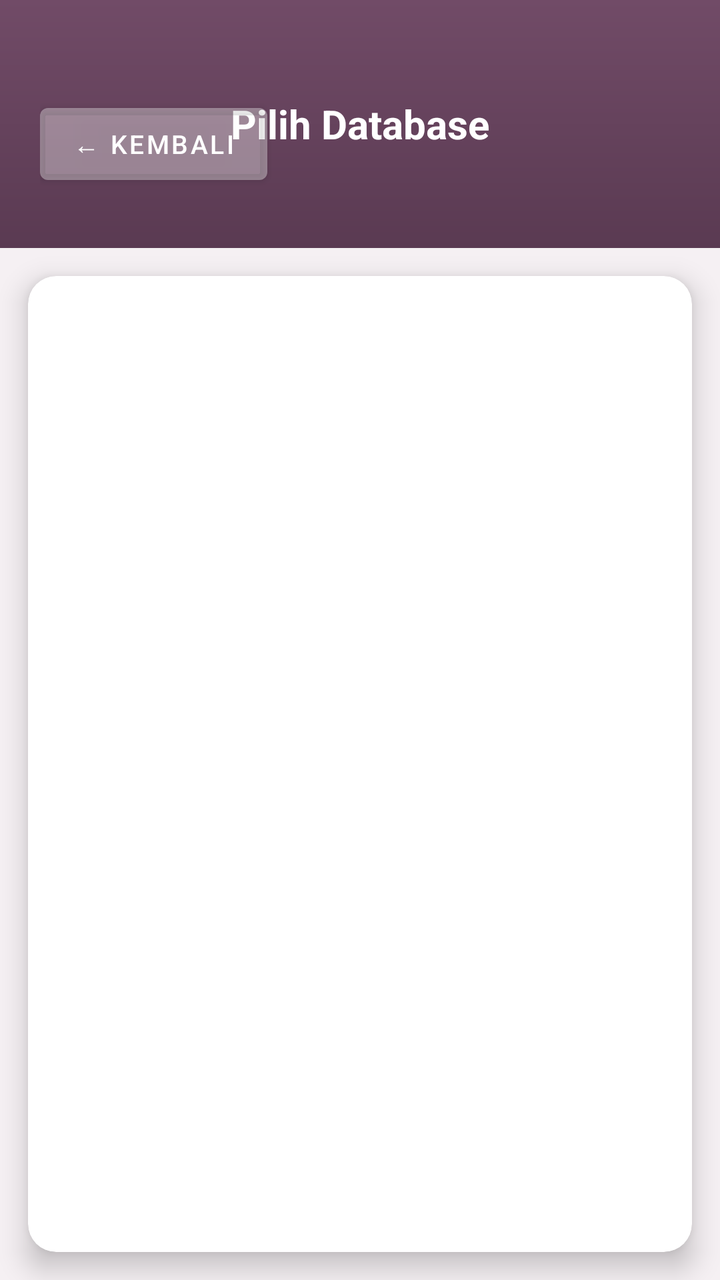
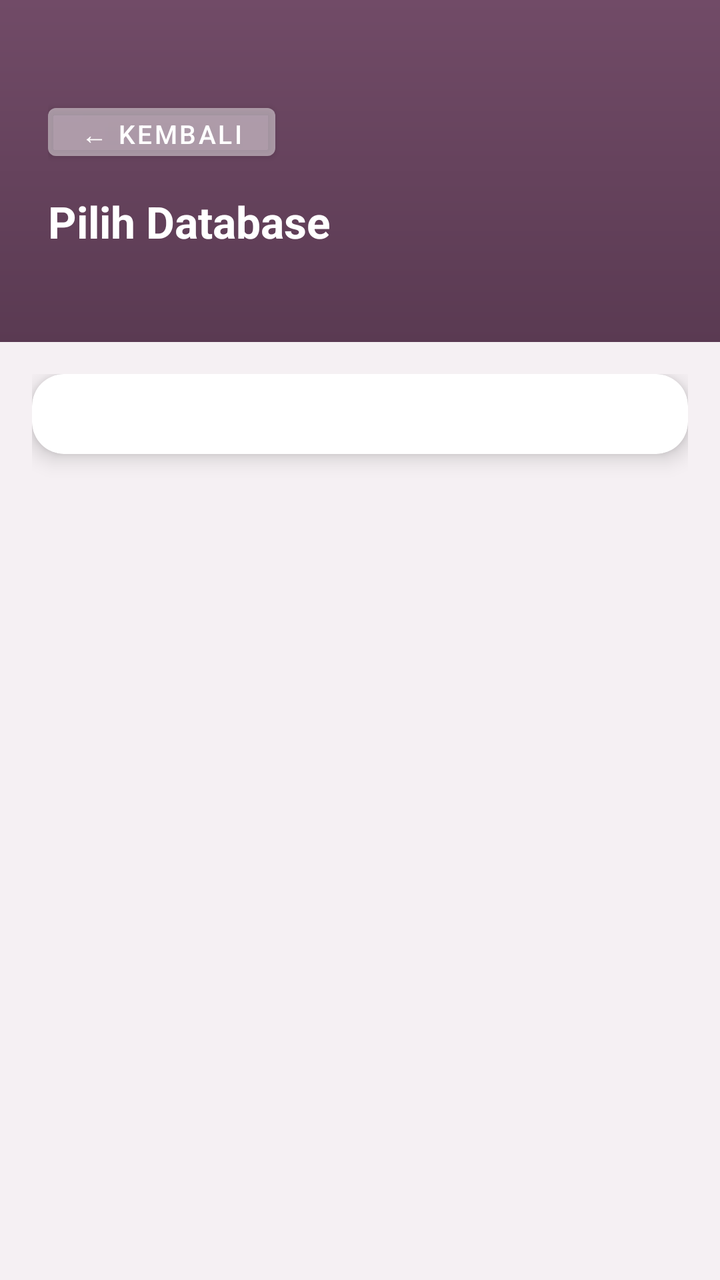

Two renders of the same Android screen: before a commit and after it. Below are the layout's source before the change and the commit's diff.
<!-- AndroidManifest.xml: application theme Theme.WUOdoo -->
<!-- res/layout/activity_database.xml -->
<?xml version="1.0" encoding="utf-8"?>
<LinearLayout xmlns:android="http://schemas.android.com/apk/res/android"
    xmlns:app="http://schemas.android.com/apk/res-auto"
    android:layout_width="match_parent"
    android:layout_height="match_parent"
    android:orientation="vertical"
    android:background="@color/bg">

    
    <FrameLayout
        android:layout_width="match_parent"
        android:layout_height="wrap_content"
        android:background="@drawable/bg_header_gradient"
        android:paddingTop="48dp"
        android:paddingBottom="28dp"
        android:paddingHorizontal="20dp">

        <Button
            android:id="@+id/btnBackToConnect"
            android:layout_width="wrap_content"
            android:layout_height="wrap_content"
            android:text="← Kembali"
            android:textColor="@color/white"
            android:backgroundTint="@color/white_20"
            android:layout_gravity="start|center_vertical"
            android:textSize="13sp" />

        <LinearLayout
            android:layout_width="match_parent"
            android:layout_height="wrap_content"
            android:orientation="vertical"
            android:gravity="center"
            android:layout_gravity="center">

            <TextView
                android:layout_width="wrap_content"
                android:layout_height="wrap_content"
                android:text="Pilih Database"
                android:textColor="@color/white"
                android:textSize="20sp"
                android:textStyle="bold" />

            <TextView
                android:id="@+id/dbServerLabel"
                android:layout_width="wrap_content"
                android:layout_height="wrap_content"
                android:textColor="@color/accent"
                android:textSize="12sp"
                android:layout_marginTop="4dp" />
        </LinearLayout>
    </FrameLayout>

    
    <androidx.cardview.widget.CardView
        android:layout_width="match_parent"
        android:layout_height="match_parent"
        android:layout_margin="14dp"
        android:layout_marginTop="-18dp"
        app:cardCornerRadius="14dp"
        app:cardElevation="8dp"
        app:cardBackgroundColor="@color/white">

        <ScrollView
            android:layout_width="match_parent"
            android:layout_height="match_parent">

            <LinearLayout
                android:layout_width="match_parent"
                android:layout_height="wrap_content"
                android:orientation="vertical"
                android:padding="18dp">

                
                <TextView
                    android:id="@+id/dbError"
                    android:layout_width="match_parent"
                    android:layout_height="wrap_content"
                    android:background="@drawable/bg_error"
                    android:padding="12dp"
                    android:textColor="@color/danger"
                    android:textSize="13sp"
                    android:visibility="gone"
                    android:layout_marginBottom="14dp" />

                
                <LinearLayout
                    android:id="@+id/dbList"
                    android:layout_width="match_parent"
                    android:layout_height="wrap_content"
                    android:orientation="vertical"
                    android:visibility="gone">

                    <androidx.recyclerview.widget.RecyclerView
                        android:id="@+id/rvDatabases"
                        android:layout_width="match_parent"
                        android:layout_height="wrap_content"
                        android:nestedScrollingEnabled="false" />

                    <TextView
                        android:id="@+id/btnManualInput"
                        android:layout_width="match_parent"
                        android:layout_height="wrap_content"
                        android:text="Masukkan nama database secara manual"
                        android:textColor="@color/primary"
                        android:textSize="13sp"
                        android:gravity="center"
                        android:padding="12dp"
                        android:layout_marginTop="8dp" />
                </LinearLayout>

                
                <LinearLayout
                    android:id="@+id/dbManual"
                    android:layout_width="match_parent"
                    android:layout_height="wrap_content"
                    android:orientation="vertical"
                    android:visibility="gone">

                    <TextView
                        android:id="@+id/dbManualInfo"
                        android:layout_width="match_parent"
                        android:layout_height="wrap_content"
                        android:textColor="@color/text_muted"
                        android:textSize="13sp"
                        android:gravity="center"
                        android:layout_marginBottom="12dp" />

                    <TextView
                        android:layout_width="wrap_content"
                        android:layout_height="wrap_content"
                        android:text="NAMA DATABASE"
                        android:textColor="@color/text_muted"
                        android:textSize="11sp"
                        android:textStyle="bold"
                        android:letterSpacing="0.06"
                        android:layout_marginBottom="7dp" />

                    <com.google.android.material.textfield.TextInputLayout
                        android:layout_width="match_parent"
                        android:layout_height="wrap_content"
                        style="@style/Widget.MaterialComponents.TextInputLayout.OutlinedBox">

                        <com.google.android.material.textfield.TextInputEditText
                            android:id="@+id/inputDbname"
                            android:layout_width="match_parent"
                            android:layout_height="wrap_content"
                            android:hint="Masukkan nama database"
                            android:inputType="text"
                            android:imeOptions="actionDone"
                            android:singleLine="true" />
                    </com.google.android.material.textfield.TextInputLayout>

                    <Button
                        android:id="@+id/btnDbManualConnect"
                        android:layout_width="match_parent"
                        android:layout_height="52dp"
                        android:backgroundTint="@color/primary"
                        android:text="Buka Odoo"
                        android:textColor="@color/white"
                        android:textSize="16sp"
                        android:textStyle="bold"
                        android:layout_marginTop="12dp" />
                </LinearLayout>

            </LinearLayout>
        </ScrollView>
    </androidx.cardview.widget.CardView>
</LinearLayout>
<!-- resources referenced by this layout -->
<resources>
  <color name="accent">#e8d5e0</color>
  <color name="bg">#f5f0f3</color>
  <color name="danger">#d32f2f</color>
  <color name="primary">#714B67</color>
  <color name="text_muted">#8a6a7e</color>
  <color name="white">#FFFFFF</color>
  <color name="white_20">#33FFFFFF</color>
  <!-- drawable bg_error (drawable) -->
  <?xml version="1.0" encoding="utf-8"?>
  <shape xmlns:android="http://schemas.android.com/apk/res/android">
      <solid android:color="#fdecea" />
      <stroke android:width="1dp" android:color="#f5c6cb" />
      <corners android:radius="10dp" />
  </shape>
  <!-- drawable bg_header_gradient (drawable) -->
  <?xml version="1.0" encoding="utf-8"?>
  <shape xmlns:android="http://schemas.android.com/apk/res/android">
      <gradient
          android:startColor="#714B67"
          android:endColor="#5a3a52"
          android:angle="160" />
  </shape>
  <style name="Theme.WUOdoo" parent="Theme.MaterialComponents.DayNight.NoActionBar">
          <item name="colorPrimary">@color/primary</item>
          <item name="colorPrimaryVariant">@color/primary_dark</item>
          <item name="colorOnPrimary">@color/white</item>
          <item name="colorSecondary">@color/accent</item>
          <item name="android:statusBarColor">@color/primary</item>
          <item name="android:navigationBarColor">@color/primary</item>
          <item name="android:windowBackground">@color/bg</item>
      </style>
  <color name="primary_dark">#5a3a52</color>
</resources>

<!-- the commit's change to res/layout/activity_database.xml (unified diff, before → after) -->
@@ -7,162 +7,170 @@
     android:background="@color/bg">
 
     
-    <FrameLayout
+    <LinearLayout
         android:layout_width="match_parent"
         android:layout_height="wrap_content"
         android:background="@drawable/bg_header_gradient"
+        android:orientation="vertical"
         android:paddingTop="48dp"
-        android:paddingBottom="28dp"
-        android:paddingHorizontal="20dp">
+        android:paddingBottom="24dp"
+        android:paddingLeft="24dp"
+        android:paddingRight="24dp">
 
+        
         <Button
             android:id="@+id/btnBackToConnect"
             android:layout_width="wrap_content"
+            android:layout_height="36dp"
+            android:text="← Kembali"
+            android:textColor="#FFFFFF"
+            android:textSize="13sp"
+            android:backgroundTint="#44FFFFFF"
+            android:layout_marginBottom="12dp"
+            style="@style/Widget.MaterialComponents.Button" />
+
+        
+        <TextView
+            android:layout_width="wrap_content"
             android:layout_height="wrap_content"
-            android:text="← Kembali"
-            android:textColor="@color/white"
-            android:backgroundTint="@color/white_20"
-            android:layout_gravity="start|center_vertical"
-            android:textSize="13sp" />
+            android:text="Pilih Database"
+            android:textColor="#FFFFFF"
+            android:textSize="22sp"
+            android:textStyle="bold" />
+
+        <TextView
+            android:id="@+id/dbServerLabel"
+            android:layout_width="wrap_content"
+            android:layout_height="wrap_content"
+            android:textColor="#e8d5e0"
+            android:textSize="13sp"
+            android:layout_marginTop="4dp" />
+    </LinearLayout>
+
+    
+    <ScrollView
+        android:layout_width="match_parent"
+        android:layout_height="0dp"
+        android:layout_weight="1"
+        android:fillViewport="true">
 
         <LinearLayout
             android:layout_width="match_parent"
             android:layout_height="wrap_content"
             android:orientation="vertical"
-            android:gravity="center"
-            android:layout_gravity="center">
+            android:padding="16dp">
 
-            <TextView
-                android:layout_width="wrap_content"
-                android:layout_height="wrap_content"
-                android:text="Pilih Database"
-                android:textColor="@color/white"
-                android:textSize="20sp"
-                android:textStyle="bold" />
-
-            <TextView
-                android:id="@+id/dbServerLabel"
-                android:layout_width="wrap_content"
-                android:layout_height="wrap_content"
-                android:textColor="@color/accent"
-                android:textSize="12sp"
-                android:layout_marginTop="4dp" />
-        </LinearLayout>
-    </FrameLayout>
-
-    
-    <androidx.cardview.widget.CardView
-        android:layout_width="match_parent"
-        android:layout_height="match_parent"
-        android:layout_margin="14dp"
-        android:layout_marginTop="-18dp"
-        app:cardCornerRadius="14dp"
-        app:cardElevation="8dp"
-        app:cardBackgroundColor="@color/white">
-
-        <ScrollView
-            android:layout_width="match_parent"
-            android:layout_height="match_parent">
-
-            <LinearLayout
+            <androidx.cardview.widget.CardView
                 android:layout_width="match_parent"
                 android:layout_height="wrap_content"
-                android:orientation="vertical"
-                android:padding="18dp">
+                app:cardCornerRadius="16dp"
+                app:cardElevation="6dp"
+                app:cardBackgroundColor="#FFFFFF">
 
-                
-                <TextView
-                    android:id="@+id/dbError"
-                    android:layout_width="match_parent"
-                    android:layout_height="wrap_content"
-                    android:background="@drawable/bg_error"
-                    android:padding="12dp"
-                    android:textColor="@color/danger"
-                    android:textSize="13sp"
-                    android:visibility="gone"
-                    android:layout_marginBottom="14dp" />
-
-                
                 <LinearLayout
-                    android:id="@+id/dbList"
                     android:layout_width="match_parent"
                     android:layout_height="wrap_content"
                     android:orientation="vertical"
-                    android:visibility="gone">
+                    android:padding="20dp">
 
-                    <androidx.recyclerview.widget.RecyclerView
-                        android:id="@+id/rvDatabases"
+                    
+                    <TextView
+                        android:id="@+id/dbError"
                         android:layout_width="match_parent"
                         android:layout_height="wrap_content"
-                        android:nestedScrollingEnabled="false" />
+                        android:background="@drawable/bg_error"
+                        android:padding="12dp"
+                        android:textColor="#d32f2f"
+                        android:textSize="13sp"
+                        android:visibility="gone"
+                        android:layout_marginBottom="12dp" />
 
-                    <TextView
-                        android:id="@+id/btnManualInput"
+                    
+                    <LinearLayout
+                        android:id="@+id/dbList"
                         android:layout_width="match_parent"
                         android:layout_height="wrap_content"
-                        android:text="Masukkan nama database secara manual"
-                        android:textColor="@color/primary"
-                        android:textSize="13sp"
-                        android:gravity="center"
-                        android:padding="12dp"
-                        android:layout_marginTop="8dp" />
-                </LinearLayout>
+                        android:orientation="vertical"
+                        android:visibility="gone">
 
-                
-                <LinearLayout
-                    android:id="@+id/dbManual"
-                    android:layout_width="match_parent"
-                    android:layout_height="wrap_content"
-                    android:orientation="vertical"
-                    android:visibility="gone">
+                        <androidx.recyclerview.widget.RecyclerView
+                            android:id="@+id/rvDatabases"
+                            android:layout_width="match_parent"
+                            android:layout_height="wrap_content"
+                            android:nestedScrollingEnabled="false" />
 
-                    <TextView
-                        android:id="@+id/dbManualInfo"
+                        <TextView
+                            android:id="@+id/btnManualInput"
+                            android:layout_width="match_parent"
+                            android:layout_height="wrap_content"
+                            android:text="Masukkan nama database secara manual"
+                            android:textColor="@color/primary"
+                            android:textSize="13sp"
+                            android:gravity="center"
+                            android:padding="14dp" />
+                    </LinearLayout>
+
+                    
+                    <LinearLayout
+                        android:id="@+id/dbManual"
                         android:layout_width="match_parent"
                         android:layout_height="wrap_content"
-                        android:textColor="@color/text_muted"
-                        android:textSize="13sp"
-                        android:gravity="center"
-                        android:layout_marginBottom="12dp" />
+                        android:orientation="vertical"
+                        android:visibility="gone">
 
-                    <TextView
-                        android:layout_width="wrap_content"
-                        android:layout_height="wrap_content"
-                        android:text="NAMA DATABASE"
-                        android:textColor="@color/text_muted"
-                        android:textSize="11sp"
-                        android:textStyle="bold"
-                        android:letterSpacing="0.06"
-                        android:layout_marginBottom="7dp" />
-
-                    <com.google.android.material.textfield.TextInputLayout
-                        android:layout_width="match_parent"
-                        android:layout_height="wrap_content"
-                        style="@style/Widget.MaterialComponents.TextInputLayout.OutlinedBox">
-
-                        <com.google.android.material.textfield.TextInputEditText
-                            android:id="@+id/inputDbname"
+                        <TextView
+                            android:id="@+id/dbManualInfo"
                             android:layout_width="match_parent"
                             android:layout_height="wrap_content"
-                            android:hint="Masukkan nama database"
-                            android:inputType="text"
-                            android:imeOptions="actionDone"
-                            android:singleLine="true" />
-                    </com.google.android.material.textfield.TextInputLayout>
+                            android:textColor="#8a6a7e"
+                            android:textSize="13sp"
+                            android:gravity="center"
+                            android:layout_marginBottom="16dp" />
 
-                    <Button
-                        android:id="@+id/btnDbManualConnect"
-                        android:layout_width="match_parent"
-                        android:layout_height="52dp"
-                        android:backgroundTint="@color/primary"
-                        android:text="Buka Odoo"
-                        android:textColor="@color/white"
-                        android:textSize="16sp"
-                        android:textStyle="bold"
-                        android:layout_marginTop="12dp" />
+                        <TextView
+                            android:layout_width="wrap_content"
+                            android:layout_height="wrap_content"
+                            android:text="NAMA DATABASE"
+                            android:textColor="#8a6a7e"
+                            android:textSize="11sp"
+                            android:textStyle="bold"
+                            android:letterSpacing="0.08"
+                            android:layout_marginBottom="8dp" />
+
+                        <com.google.android.material.textfield.TextInputLayout
+                            android:layout_width="match_parent"
+                            android:layout_height="wrap_content"
+                            style="@style/Widget.MaterialComponents.TextInputLayout.OutlinedBox"
+                            app:boxStrokeColor="@color/primary"
+                            app:hintTextColor="@color/primary">
+
+                            <com.google.android.material.textfield.TextInputEditText
+                                android:id="@+id/inputDbname"
+                                android:layout_width="match_parent"
+                                android:layout_height="wrap_content"
+                                android:hint="Masukkan nama database"
+                                android:textColor="#2c1a26"
+                                android:textColorHint="#8a6a7e"
+                                android:inputType="text"
+                                android:imeOptions="actionDone"
+                                android:singleLine="true" />
+                        </com.google.android.material.textfield.TextInputLayout>
+
+                        <Button
+                            android:id="@+id/btnDbManualConnect"
+                            android:layout_width="match_parent"
+                            android:layout_height="52dp"
+                            android:backgroundTint="@color/primary"
+                            android:text="Buka Odoo"
+                            android:textColor="#FFFFFF"
+                            android:textSize="16sp"
+                            android:textStyle="bold"
+                            android:layout_marginTop="16dp"
+                            style="@style/Widget.MaterialComponents.Button" />
+                    </LinearLayout>
+
                 </LinearLayout>
-
-            </LinearLayout>
-        </ScrollView>
-    </androidx.cardview.widget.CardView>
+            </androidx.cardview.widget.CardView>
+        </LinearLayout>
+    </ScrollView>
 </LinearLayout>
<!-- resource entries referenced after the edit -->
@@ -2,11 +2,8 @@
 <resources>
   <color name="accent">#e8d5e0</color>
   <color name="bg">#f5f0f3</color>
-  <color name="danger">#d32f2f</color>
   <color name="primary">#714B67</color>
-  <color name="text_muted">#8a6a7e</color>
   <color name="white">#FFFFFF</color>
-  <color name="white_20">#33FFFFFF</color>
   <!-- drawable bg_error (drawable) -->
   <?xml version="1.0" encoding="utf-8"?>
   <shape xmlns:android="http://schemas.android.com/apk/res/android">
